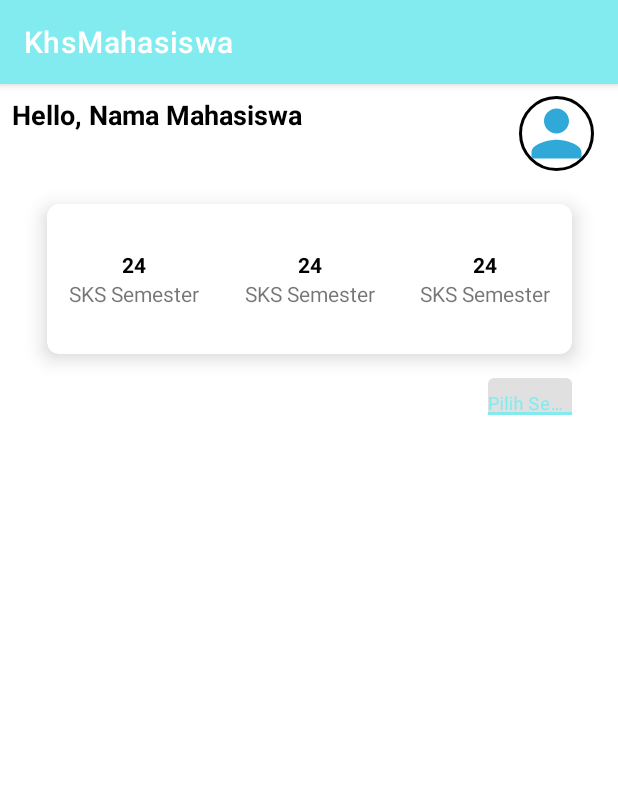
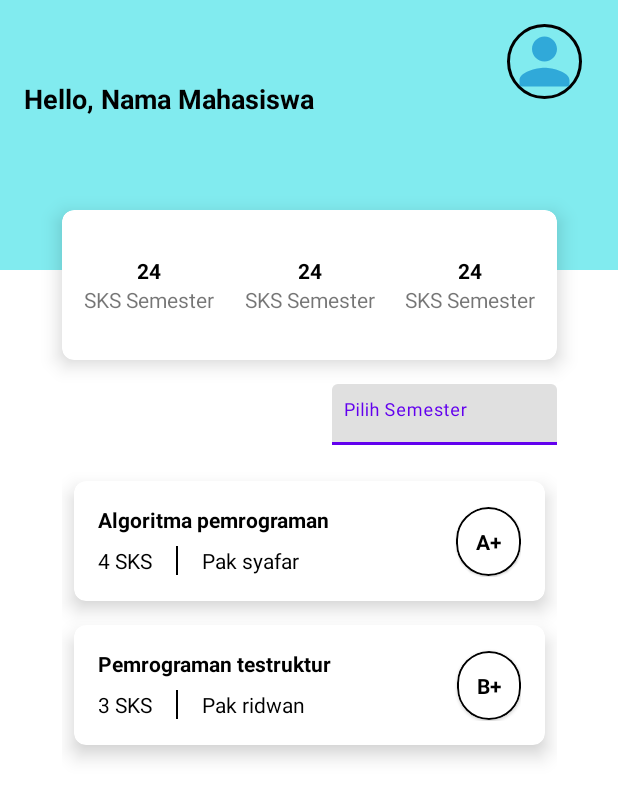
Before and after one commit to Tomjerry12345/KhsMahasiswa, an Android app: the HomeMahasiswaFragment screen opened directly, with no data from a screen before it, on a phone screen of 412 x 824 dp. Shown: the top 799 px of the screen. Run offline under Robolectric (Android 15) with nearby library versions, the phone set to English and light mode, and no system bars; our stand-ins replace CircleImageView, data binding; pictures from the network do not load.

Commit message:
03/03/2022

```diff
--- a/app/src/main/AndroidManifest.xml
+++ b/app/src/main/AndroidManifest.xml
@@ -21,7 +21,8 @@
         tools:targetApi="m" >
         <activity
             android:name=".ui.main.mahasiswa.MahasiswaActivity"
-            android:exported="false" />
+            android:exported="false"
+            android:theme="@style/Theme.FullScreen"/>
         <activity
             android:name=".ui.main.admin.AdminActivity"
             android:exported="false" />
--- a/app/src/main/java/com/khsmahasiswa/database/firebase/FirebaseDatabase.kt
+++ b/app/src/main/java/com/khsmahasiswa/database/firebase/FirebaseDatabase.kt
@@ -104,9 +104,9 @@ class FirebaseDatabase {
                 } else {
                     if (password1 == password) {
                         data.forEach {
-                            showLogAssert("data", "${it.toObject(ExamplesModel::class.java)}")
-                            val model = it.toObject(ExamplesModel::class.java)
-                            SavedData.setObject(model)
+//                            showLogAssert("data", "${it.toObject(ExamplesModel::class.java)}")
+//                            val model = it.toObject(ExamplesModel::class.java)
+//                            SavedData.setObject(model)
                         }
                         Response.Success("sukses")
                     } else {
--- /dev/null
+++ b/app/src/main/java/com/khsmahasiswa/model/ModelMatakuliah.kt
@@ -0,0 +1,8 @@
+package com.khsmahasiswa.model
+
+data class ModelMatakuliah(
+    val matakuliah: String? = null,
+    val namaDosen: String? = null,
+    val nilai: String? = null,
+    val sks: String? = null,
+)
--- a/app/src/main/java/com/khsmahasiswa/model/ModelUser.kt
+++ b/app/src/main/java/com/khsmahasiswa/model/ModelUser.kt
@@ -1,6 +1,7 @@
 package com.khsmahasiswa.model
 
 data class ModelUser(
-    val username: String,
-    val password: String
+    val username: String? = null,
+    val password: String? = null,
+    val nama: String? = null
 )
--- /dev/null
+++ b/app/src/main/java/com/khsmahasiswa/ui/adapter/MatakuliahAdapter.kt
@@ -0,0 +1,57 @@
+package com.khsmahasiswa.ui.adapter
+
+import android.annotation.SuppressLint
+import android.view.LayoutInflater
+import android.view.View
+import android.view.ViewGroup
+import androidx.recyclerview.widget.RecyclerView
+import com.google.android.material.button.MaterialButton
+import com.google.android.material.textview.MaterialTextView
+import com.khsmahasiswa.R
+import com.khsmahasiswa.model.ModelMatakuliah
+
+class MatakuliahAdapter(private val list: List<ModelMatakuliah>) : RecyclerView.Adapter<MatakuliahHolder>() {
+
+    override fun onCreateViewHolder(viewGroup: ViewGroup, p1: Int): MatakuliahHolder {
+        return MatakuliahHolder(
+            LayoutInflater.from(viewGroup.context)
+                .inflate(R.layout.item_matakuliah, viewGroup, false)
+        )
+    }
+
+    override fun getItemCount(): Int = list.size
+
+    override fun onBindViewHolder(holder: MatakuliahHolder, position: Int) {
+        holder.bindProduk(list[position])
+    }
+}
+
+class MatakuliahHolder(val view: View) : RecyclerView.ViewHolder(view) {
+    private val mtvMatakuliah = view.findViewById<MaterialTextView>(R.id.mtvMatakuliah)
+    private val mtvNamaDosen = view.findViewById<MaterialTextView>(R.id.mtvNamadosen)
+    private val mtvSks = view.findViewById<MaterialTextView>(R.id.mtvSks)
+    private val mtvNilai = view.findViewById<MaterialTextView>(R.id.mtvNilai)
+//    val dataUsers = SavedData.getDataUsers()
+
+    @SuppressLint("SetTextI18n")
+    fun bindProduk(matakuliah: ModelMatakuliah) {
+        mtvMatakuliah.text = matakuliah.matakuliah
+        mtvNamaDosen.text = matakuliah.namaDosen
+        mtvSks.text = "${matakuliah.sks} SKS"
+        mtvNilai.text = matakuliah.nilai
+//        Glide
+//            .with(view.context)
+//            .load(produk.image)
+//            .centerCrop()
+//            .into(imgProduk);
+//
+//        mbDetail.setOnClickListener {
+//            if (dataUsers?.jenisAkun == "Nelayan")
+//                it.findNavController().navigate(R.id.action_homeNelayanFragment_to_detailProdukFragment)
+//            else
+//                it.findNavController().navigate(R.id.action_homePembeliFragment_to_detailProdukFragment2)
+//
+//            SavedData.saveDataProduk(produk)
+//        }
+    }
+}
--- a/app/src/main/java/com/khsmahasiswa/ui/main/mahasiswa/home/HomeMahasiswaFragment.kt
+++ b/app/src/main/java/com/khsmahasiswa/ui/main/mahasiswa/home/HomeMahasiswaFragment.kt
@@ -1,8 +1,14 @@
 package com.khsmahasiswa.ui.main.mahasiswa.home
 
+import android.os.Bundle
+import android.view.View
 import androidx.fragment.app.Fragment
 import androidx.fragment.app.viewModels
+import androidx.recyclerview.widget.LinearLayoutManager
 import com.khsmahasiswa.R
+import com.khsmahasiswa.databinding.HomeMahasiswaFragmentBinding
+import com.khsmahasiswa.model.ModelMatakuliah
+import com.khsmahasiswa.ui.adapter.MatakuliahAdapter
 
 class HomeMahasiswaFragment : Fragment(R.layout.home_mahasiswa_fragment) {
 
@@ -10,4 +16,34 @@ class HomeMahasiswaFragment : Fragment(R.layout.home_mahasiswa_fragment) {
         HomeMahasiswaViewModel.Factory()
     }
 
+    private val testData = listOf(
+        ModelMatakuliah(
+            matakuliah = "Algoritma pemrograman",
+            namaDosen = "Pak syafar",
+            nilai = "A+",
+            sks = "4"
+        ),
+        ModelMatakuliah(
+            matakuliah = "Pemrograman testruktur",
+            namaDosen = "Pak ridwan",
+            nilai = "B+",
+            sks = "3"
+        ),
+    )
+
+    override fun onViewCreated(view: View, savedInstanceState: Bundle?) {
+        super.onViewCreated(view, savedInstanceState)
+
+        val binding = HomeMahasiswaFragmentBinding.bind(view)
+        binding.viewModel = viewModel
+
+        val matakuliahAdapter = MatakuliahAdapter(testData)
+        binding.rcMatakuliah.apply {
+            layoutManager = LinearLayoutManager(requireContext())
+            adapter = matakuliahAdapter
+        }
+
+
+    }
+
 }
--- a/app/src/main/res/layout/home_admin_fragment.xml
+++ b/app/src/main/res/layout/home_admin_fragment.xml
@@ -7,7 +7,6 @@
         <variable
             name="viewModel"
             type="com.khsmahasiswa.ui.main.admin.home.HomeAdminViewModel" />
-
     </data>
 
     <androidx.constraintlayout.widget.ConstraintLayout
@@ -29,6 +28,7 @@
             app:layout_constraintTop_toTopOf="parent" />
 
         <androidx.recyclerview.widget.RecyclerView
+            android:id="@+id/rcUser"
             android:layout_width="match_parent"
             android:layout_height="wrap_content"
             app:layout_constraintTop_toBottomOf="@+id/materialTextView3"
--- a/app/src/main/res/layout/home_mahasiswa_fragment.xml
+++ b/app/src/main/res/layout/home_mahasiswa_fragment.xml
@@ -24,10 +24,10 @@
             <androidx.constraintlayout.widget.ConstraintLayout
                 android:id="@+id/constraintLayout"
                 android:layout_width="match_parent"
-                android:layout_height="100dp"
+                android:layout_height="180dp"
                 android:orientation="horizontal"
-                android:padding="8dp"
-                android:src="@color/primary"
+                android:padding="16dp"
+                android:background="@color/primary"
                 app:layout_constraintTop_toTopOf="parent">
 
                 <com.google.android.material.textview.MaterialTextView
@@ -37,8 +37,10 @@
                     android:textColor="@color/black"
                     android:textSize="18sp"
                     android:textStyle="bold"
+                    app:layout_constraintBottom_toBottomOf="parent"
                     app:layout_constraintStart_toStartOf="parent"
-                    app:layout_constraintTop_toTopOf="parent" />
+                    app:layout_constraintTop_toTopOf="parent"
+                    app:layout_constraintVertical_bias="0.3" />
 
                 <de.hdodenhof.circleimageview.CircleImageView
                     android:id="@+id/profile_image"
@@ -55,9 +57,9 @@
 
             <com.google.android.material.card.MaterialCardView
                 android:id="@+id/materialCardView"
-                android:layout_width="350dp"
+                android:layout_width="330dp"
                 android:layout_height="100dp"
-                android:layout_marginTop="80dp"
+                android:layout_marginTop="140dp"
                 app:cardCornerRadius="8dp"
                 app:cardElevation="8dp"
                 app:layout_constraintEnd_toEndOf="parent"
@@ -153,7 +155,7 @@
             <com.google.android.material.textfield.TextInputLayout
                 android:id="@+id/textInputLayout4"
                 style="@style/OutlinedBoxDropdown"
-                android:layout_width="wrap_content"
+                android:layout_width="150dp"
                 android:layout_height="wrap_content"
                 android:layout_marginTop="16dp"
                 android:hint="Pilih Semester"
@@ -163,11 +165,13 @@
                 <AutoCompleteTextView
                     android:layout_width="match_parent"
                     android:layout_height="wrap_content"
-                    android:inputType="none" />
+                    android:inputType="none"
+                    android:padding="8dp"/>
 
             </com.google.android.material.textfield.TextInputLayout>
 
             <androidx.recyclerview.widget.RecyclerView
+                android:id="@+id/rcMatakuliah"
                 android:layout_width="0dp"
                 android:layout_height="0dp"
                 android:layout_marginTop="16dp"
--- a/app/src/main/res/layout/item_matakuliah.xml
+++ b/app/src/main/res/layout/item_matakuliah.xml
@@ -1,7 +1,6 @@
 <?xml version="1.0" encoding="utf-8"?>
 <com.google.android.material.card.MaterialCardView xmlns:android="http://schemas.android.com/apk/res/android"
     xmlns:app="http://schemas.android.com/apk/res-auto"
-    xmlns:tools="http://schemas.android.com/tools"
     android:layout_width="match_parent"
     android:layout_height="80dp"
     android:layout_margin="8dp"
@@ -11,26 +10,27 @@
     <androidx.constraintlayout.widget.ConstraintLayout
         android:layout_width="match_parent"
         android:layout_height="match_parent"
-        android:padding="8dp">
+        android:padding="16dp">
 
         <com.google.android.material.textview.MaterialTextView
-            android:id="@+id/materialTextView4"
+            android:id="@+id/mtvMatakuliah"
             android:layout_width="wrap_content"
             android:layout_height="wrap_content"
             android:text="Matakuliah"
             android:textColor="@color/black"
+            android:textStyle="bold"
             app:layout_constraintStart_toStartOf="parent"
             app:layout_constraintTop_toTopOf="parent" />
 
         <com.google.android.material.textview.MaterialTextView
-            android:id="@+id/materialTextView5"
+            android:id="@+id/mtvSks"
             android:layout_width="wrap_content"
             android:layout_height="wrap_content"
             android:layout_marginTop="8dp"
             android:text="4 SKS"
             android:textColor="@color/black"
             app:layout_constraintStart_toStartOf="parent"
-            app:layout_constraintTop_toBottomOf="@+id/materialTextView4" />
+            app:layout_constraintTop_toBottomOf="@+id/mtvMatakuliah" />
 
         <View
             android:id="@+id/view"
@@ -38,12 +38,12 @@
             android:layout_height="0dp"
             android:layout_marginStart="16dp"
             android:background="@color/black"
-            app:layout_constraintBottom_toBottomOf="@id/materialTextView5"
-            app:layout_constraintStart_toEndOf="@id/materialTextView5"
-            app:layout_constraintTop_toTopOf="@id/materialTextView5" />
+            app:layout_constraintBottom_toBottomOf="@id/mtvSks"
+            app:layout_constraintStart_toEndOf="@id/mtvSks"
+            app:layout_constraintTop_toTopOf="@id/mtvSks" />
 
         <com.google.android.material.textview.MaterialTextView
-            android:id="@+id/materialTextView6"
+            android:id="@+id/mtvNamadosen"
             android:layout_width="wrap_content"
             android:layout_height="wrap_content"
             android:layout_marginStart="16dp"
@@ -51,35 +51,37 @@
             android:text="Nama dosen"
             android:textColor="@color/black"
             app:layout_constraintStart_toEndOf="@+id/view"
-            app:layout_constraintTop_toBottomOf="@+id/materialTextView4" />
+            app:layout_constraintTop_toBottomOf="@+id/mtvMatakuliah" />
 
         <com.google.android.material.card.MaterialCardView
             android:layout_width="wrap_content"
             android:layout_height="wrap_content"
-            android:background="@color/primary"
+            app:cardCornerRadius="50dp"
+            app:strokeColor="@color/black"
+            app:strokeWidth="1dp"
             app:layout_constraintBottom_toBottomOf="parent"
             app:layout_constraintEnd_toEndOf="parent"
-            app:layout_constraintTop_toTopOf="parent"
-            app:cardCornerRadius="50dp">
+            app:layout_constraintTop_toTopOf="parent">
 
             <androidx.appcompat.widget.LinearLayoutCompat
                 android:layout_width="match_parent"
                 android:layout_height="match_parent"
-                android:padding="16dp">
+                android:padding="13dp">
 
                 <com.google.android.material.textview.MaterialTextView
+                    android:id="@+id/mtvNilai"
                     android:layout_width="wrap_content"
                     android:layout_height="wrap_content"
                     android:text="A+"
                     android:textColor="@color/black"
-                    android:textSize="18sp" />
+                    android:textStyle="bold"
+                    android:textSize="14sp" />
 
             </androidx.appcompat.widget.LinearLayoutCompat>
 
         </com.google.android.material.card.MaterialCardView>
 
 
-
     </androidx.constraintlayout.widget.ConstraintLayout>
 
 
--- /dev/null
+++ b/app/src/main/res/values/dimen.xml
@@ -0,0 +1,4 @@
+<?xml version="1.0" encoding="utf-8"?>
+<resources>
+    <dimen name="dimen16">16dp</dimen>
+</resources>
--- a/app/src/main/res/values/strings.xml
+++ b/app/src/main/res/values/strings.xml
@@ -25,4 +25,7 @@
         sheets containing Lorem Ipsum passages, and more recently with desktop publishing software like Aldus
         PageMaker including versions of Lorem Ipsum.
     </string>
+    <string name="masuk">Masuk</string>
+    <string name="email">Email</string>
+    <string name="password">Password</string>
 </resources>
--- a/app/src/main/res/values/themes.xml
+++ b/app/src/main/res/values/themes.xml
@@ -15,4 +15,9 @@
     </style>
     <style name="OutlinedBox">@style/Widget.MaterialComponents.TextInputLayout.OutlinedBox</style>
     <style name="OutlinedBoxDropdown">@style/Widget.MaterialComponents.TextInputLayout.OutlinedBox.ExposedDropdownMenu</style>
+
+    <style name="Theme.FullScreen" parent="Theme.MaterialComponents.DayNight.NoActionBar">
+        <item name="colorPrimaryVariant">@color/primary_dark</item>
+        <item name="android:statusBarColor" tools:targetApi="l">?attr/colorPrimaryVariant</item>
+    </style>
 </resources>
```
Also changed, not shown: app/src/main/java/com/khsmahasiswa/ui/adapter/UserAdapter.kt (+7 -12 lines), app/src/main/java/com/khsmahasiswa/ui/main/admin/home/HomeAdminFragment.kt (+28 -0 lines), app/src/main/res/layout/item_user.xml (+4 -3 lines), app/src/main/res/layout/login_fragment.xml (+11 -5 lines).
